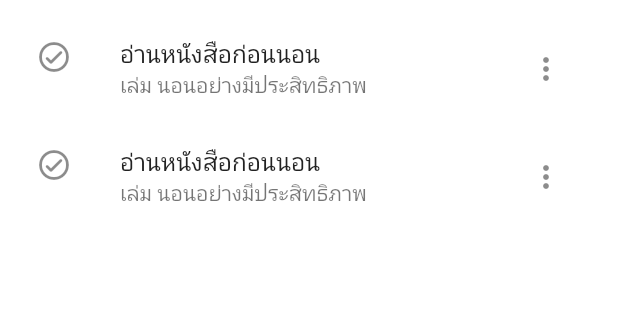
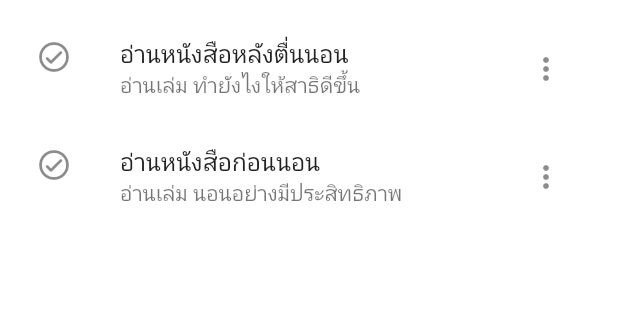
Before and after one commit to runyasak/todo_flutter_odds, a Flutter app: the screen it shows after launch, on a phone screen of 412 x 824 dp, the part 602-922 px from its top. Run offline on Flutter 3.47's test engine with Material 2 defaults, Android fonts, the phone set to English and light mode, and no system bars; our stand-ins replace google_fonts; Roboto replaces fonts that are missing (Kanit).

Commit message:
feat: add todo model and service with implement

```diff
--- /dev/null
+++ b/lib/models/todo_model.dart
@@ -0,0 +1,25 @@
+class Todo {
+  late String topic;
+  late String msg;
+  late bool complete;
+
+  Todo({
+    required this.topic,
+    required this.msg,
+    required this.complete,
+  });
+
+  Todo.fromJson(Map<String, dynamic> json) {
+    topic = json['topic'];
+    msg = json['msg'];
+    complete = json['complete'];
+  }
+
+  Map<String, dynamic> toJson() {
+    final _data = <String, dynamic>{};
+    _data['topic'] = topic;
+    _data['msg'] = msg;
+    _data['complete'] = complete;
+    return _data;
+  }
+}
--- a/lib/screens/home.dart
+++ b/lib/screens/home.dart
@@ -1,5 +1,7 @@
 import 'package:flutter/material.dart';
+import 'package:todo/models/todo_model.dart';
 import 'package:todo/screens/new_todo.dart';
+import 'package:todo/services/mock_todo.dart';
 import 'package:todo/widgets/title_bar.dart';
 
 class HomeScreen extends StatefulWidget {
@@ -8,6 +10,21 @@ class HomeScreen extends StatefulWidget {
 }
 
 class _HomeScreenState extends State<HomeScreen> {
+  List<Todo> todos = [];
+
+  setTodo() async {
+    final _todos = await MockTodo.getTodo();
+    setState(() {
+      todos = _todos;
+    });
+  }
+
+  @override
+  void initState() {
+    super.initState();
+    this.setTodo();
+  }
+
   @override
   Widget build(BuildContext context) {
     return Scaffold(
@@ -43,14 +60,14 @@ class _HomeScreenState extends State<HomeScreen> {
                     Container(
                       child: ListView.builder(
                         padding: EdgeInsets.zero,
-                        itemCount: 2,
+                        itemCount: todos.length,
                         shrinkWrap: true,
                         itemBuilder: (context, index) {
                           return ListTile(
                             contentPadding: EdgeInsets.zero,
                             leading: Icon(Icons.check_circle_outline_rounded),
-                            title: Text('อ่านหนังสือก่อนนอน'),
-                            subtitle: Text("เล่ม นอนอย่างมีประสิทธิภาพ"),
+                            title: Text(todos[index].topic),
+                            subtitle: Text(todos[index].msg),
                             trailing: IconButton(
                               icon: Icon(Icons.more_vert),
                               onPressed: () {},
--- /dev/null
+++ b/lib/services/mock_todo.dart
@@ -0,0 +1,21 @@
+import 'package:todo/models/todo_model.dart';
+
+class MockTodo {
+  static List<Todo> todos = [
+    Todo(
+      topic: 'อ่านหนังสือหลังตื่นนอน',
+      msg: 'อ่านเล่ม ทำยังไงให้สาธิดีขึ้น',
+      complete: false,
+    ),
+    Todo(
+      topic: 'อ่านหนังสือก่อนนอน',
+      msg: 'อ่านเล่ม นอนอย่างมีประสิทธิภาพ',
+      complete: false,
+    ),
+  ];
+
+  static Future<List<Todo>> getTodo() async {
+    await Future.delayed(Duration(milliseconds: 200));
+    return todos;
+  }
+}
```
